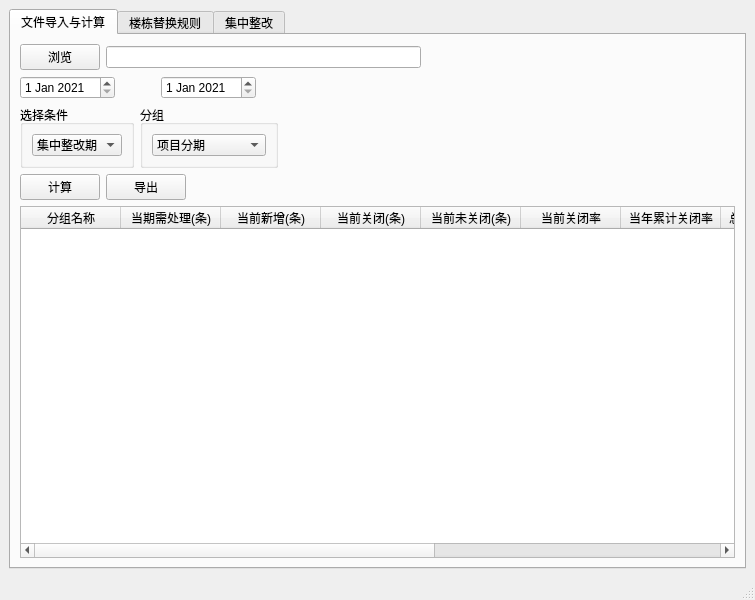
The window that third.ui (goblincc/pythonUI) describes before a commit, drawn with Qt 5.
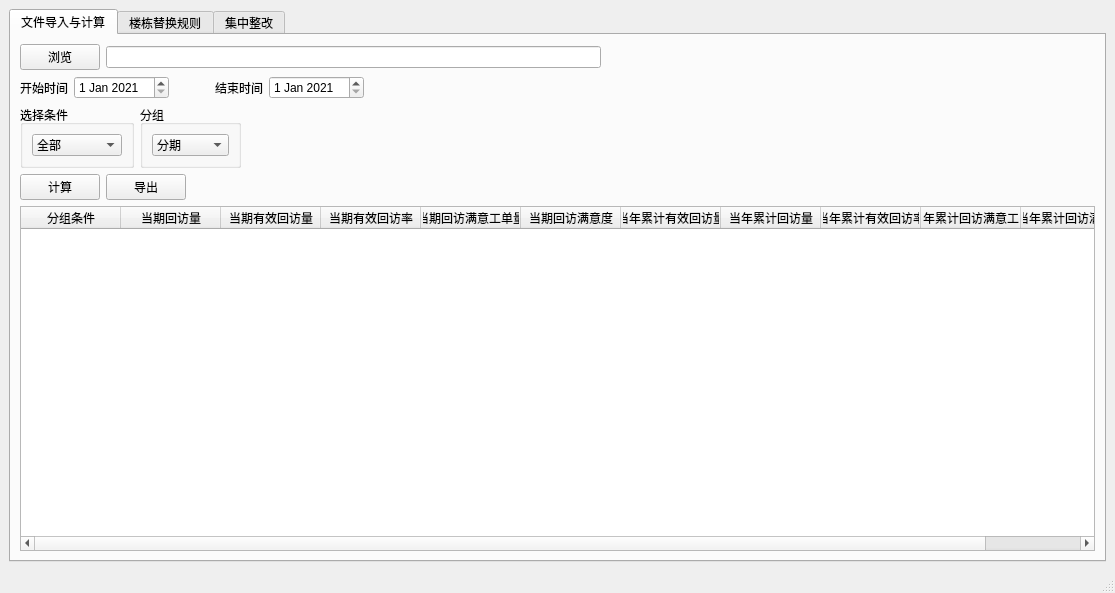
The same window after the commit.

Patch:
```diff
--- a/third.ui
+++ b/third.ui
@@ -9,8 +9,8 @@
    <rect>
     <x>0</x>
     <y>0</y>
-    <width>755</width>
-    <height>600</height>
+    <width>1115</width>
+    <height>593</height>
    </rect>
   </property>
   <property name="windowTitle">
@@ -59,6 +59,13 @@
           </item>
           <item>
            <layout class="QHBoxLayout" name="horizontalLayout_2">
+            <item>
+             <widget class="QLabel" name="label_3">
+              <property name="text">
+               <string>开始时间</string>
+              </property>
+             </widget>
+            </item>
             <item>
              <widget class="QDateEdit" name="dateStart">
               <property name="dateTime">
@@ -89,6 +96,13 @@
               </property>
              </spacer>
             </item>
+            <item>
+             <widget class="QLabel" name="label_4">
+              <property name="text">
+               <string>结束时间</string>
+              </property>
+             </widget>
+            </item>
             <item>
              <widget class="QDateEdit" name="dateEnd">
               <property name="dateTime">
@@ -129,11 +143,16 @@
                <item>
                 <widget class="QComboBox" name="comboBox_2">
                  <property name="currentText">
-                  <string>集中整改期</string>
+                  <string>全部</string>
                  </property>
                  <property name="maxVisibleItems">
                   <number>20</number>
                  </property>
+                 <item>
+                  <property name="text">
+                   <string>全部</string>
+                  </property>
+                 </item>
                  <item>
                   <property name="text">
                    <string>集中整改期</string>
@@ -159,22 +178,12 @@
                 <widget class="QComboBox" name="comboBox_3">
                  <item>
                   <property name="text">
-                   <string>项目分期</string>
+                   <string>分期</string>
                   </property>
                  </item>
                  <item>
                   <property name="text">
-                   <string>责任维保工程师</string>
-                  </property>
-                 </item>
-                 <item>
-                  <property name="text">
-                   <string>楼栋</string>
-                  </property>
-                 </item>
-                 <item>
-                  <property name="text">
-                   <string>项目</string>
+                   <string>处理人</string>
                   </property>
                  </item>
                  <item>
@@ -242,62 +251,57 @@
            <widget class="QTableWidget" name="tableWidget">
             <column>
              <property name="text">
-              <string>分组名称</string>
+              <string>分组条件</string>
              </property>
             </column>
             <column>
              <property name="text">
-              <string>当期需处理(条)</string>
+              <string>当期回访量</string>
              </property>
             </column>
             <column>
              <property name="text">
-              <string>当前新增(条)</string>
+              <string>当期有效回访量</string>
              </property>
             </column>
             <column>
              <property name="text">
-              <string>当前关闭(条)</string>
+              <string>当期有效回访率</string>
              </property>
             </column>
             <column>
              <property name="text">
-              <string>当前未关闭(条)</string>
+              <string>当期回访满意工单量</string>
              </property>
             </column>
             <column>
              <property name="text">
-              <string>当前关闭率</string>
+              <string>当期回访满意度</string>
              </property>
             </column>
             <column>
              <property name="text">
-              <string>当年累计关闭率</string>
+              <string>当年累计有效回访量</string>
              </property>
             </column>
             <column>
              <property name="text">
-              <string>总体累计关闭率</string>
+              <string>当年累计回访量</string>
              </property>
             </column>
             <column>
              <property name="text">
-              <string>当期上门及时率</string>
+              <string>当年累计有效回访率</string>
              </property>
             </column>
             <column>
              <property name="text">
-              <string>当期施工完成及时率</string>
+              <string>当年累计回访满意工单</string>
              </property>
             </column>
             <column>
              <property name="text">
-              <string>平均关单时长（小时）</string>
-             </property>
-            </column>
-            <column>
-             <property name="text">
-              <string>当期响应及时率</string>
+              <string>当年累计回访满意度</string>
              </property>
             </column>
            </widget>
@@ -486,7 +490,7 @@
     <rect>
      <x>0</x>
      <y>0</y>
-     <width>755</width>
+     <width>1115</width>
      <height>22</height>
     </rect>
    </property>
```
